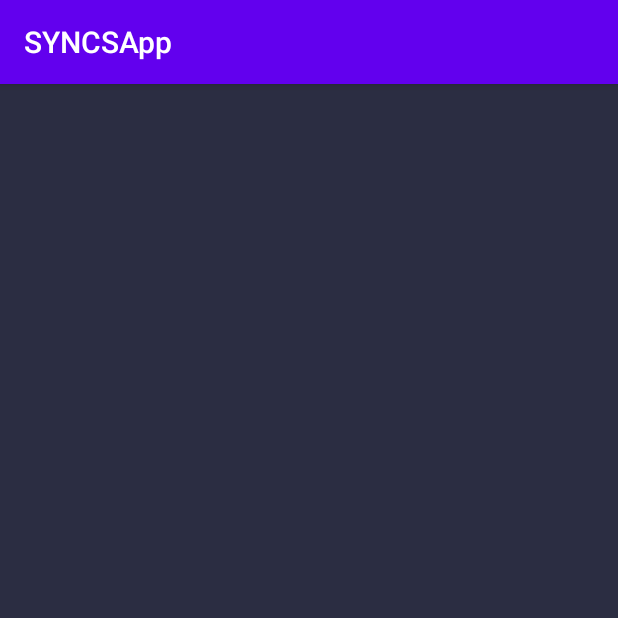
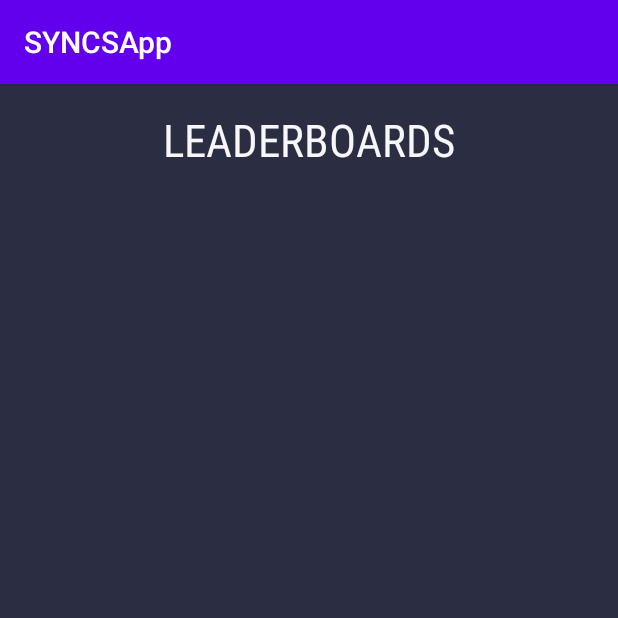
Before and after one commit to AndyLiu11037/SYNCS-hackathon, an Android app: the LeaderboardActivity screen opened directly, with no data from a screen before it, on a phone screen of 412 x 824 dp, the top half of it. Run offline under Robolectric (Android 15) with nearby library versions, the phone set to English and light mode, and no system bars.

Commit message:
added logo and fixed design

```diff
--- a/Front-End/app/src/main/res/layout/activity_leaderboard.xml
+++ b/Front-End/app/src/main/res/layout/activity_leaderboard.xml
@@ -5,4 +5,31 @@
     android:layout_width="match_parent"
     android:layout_height="match_parent"
     android:background="#2B2D42"
-    tools:context=".LeaderboardActivity" />
+    tools:context=".LeaderboardActivity" >
+
+    <LinearLayout
+        android:id="@+id/linearLayout"
+        android:layout_width="411dp"
+        android:layout_height="74dp"
+        android:orientation="horizontal"
+        app:layout_constraintBottom_toBottomOf="parent"
+        app:layout_constraintEnd_toEndOf="parent"
+        app:layout_constraintHorizontal_bias="0.0"
+        app:layout_constraintStart_toStartOf="parent"
+        app:layout_constraintTop_toBottomOf="@+id/textView"
+        app:layout_constraintVertical_bias="0.049"></LinearLayout>
+
+    <TextView
+        android:id="@+id/textView"
+        android:layout_width="wrap_content"
+        android:layout_height="wrap_content"
+        android:fontFamily="sans-serif-condensed"
+        android:text="LEADERBOARDS"
+        android:textColor="#F7F7F9"
+        android:textSize="30sp"
+        app:layout_constraintBottom_toBottomOf="parent"
+        app:layout_constraintEnd_toEndOf="parent"
+        app:layout_constraintStart_toStartOf="parent"
+        app:layout_constraintTop_toTopOf="parent"
+        app:layout_constraintVertical_bias="0.023" />
+</androidx.constraintlayout.widget.ConstraintLayout>
```
Also changed, not shown: Front-End/app/src/main/res/layout/activity_main.xml (+6 -6 lines).
